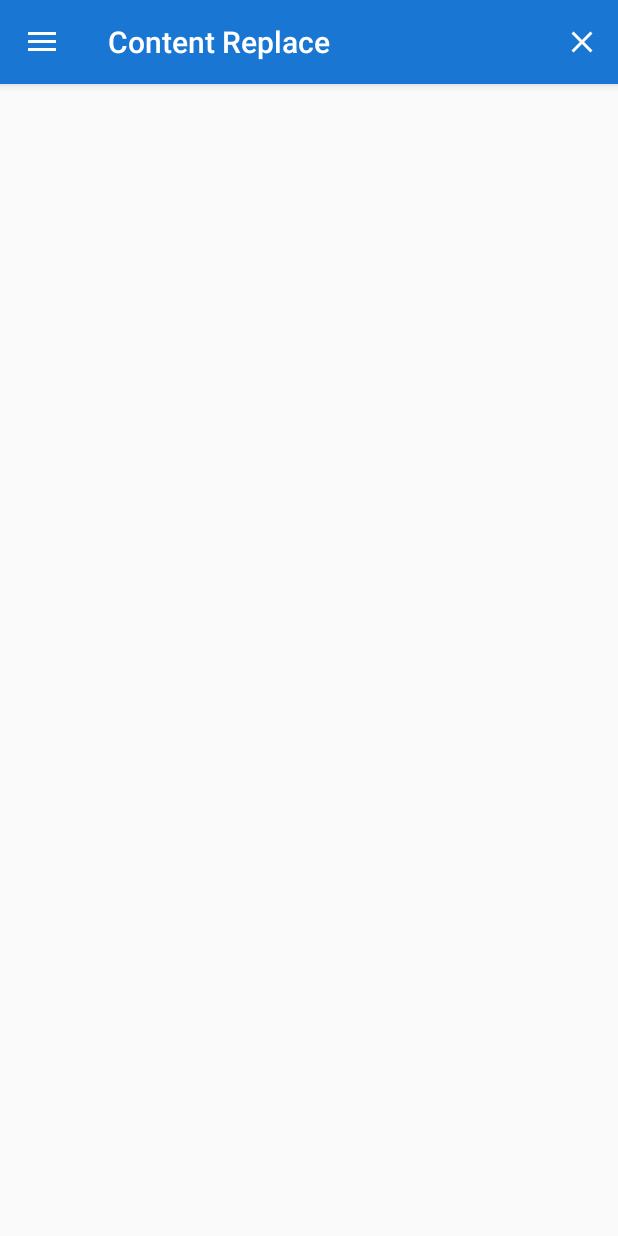
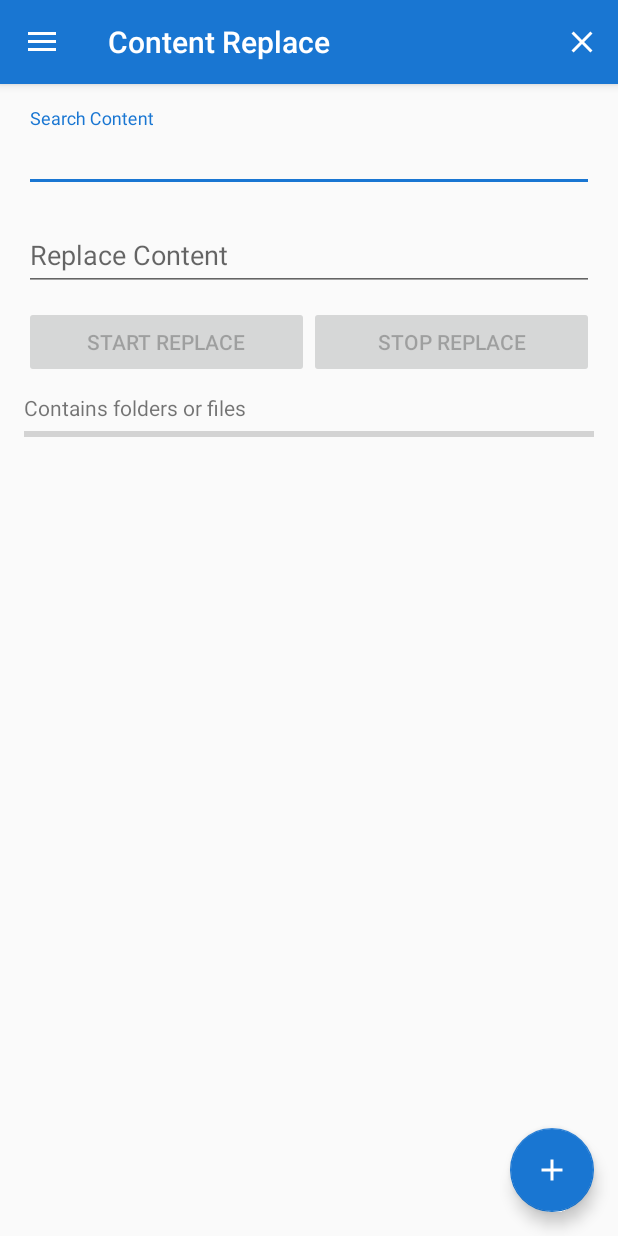
Before and after one commit to vaginessa/FileHelper, an Android app: the screen it shows after launch (MainActivity), in the side drawer, after a tap on "Content Replace", on a phone screen of 412 x 824 dp. Run offline under Robolectric (Android 15) with nearby library versions, the phone set to English and light mode, and no system bars; libraries missing offline, so code that uses them is left out: com.mukesh; 3 statements that could not run were skipped.

Commit message:
[Building] - finish content replace

```diff
--- a/app/src/main/java/crixec/filehelper/BaseFragment.java
+++ b/app/src/main/java/crixec/filehelper/BaseFragment.java
@@ -15,11 +15,12 @@ import crixec.filehelper.listener.OnBackPress;
  * Created by crixec on 17-2-11.
  */
 
-public class BaseFragment extends Fragment implements OnBackPress {
+public class BaseFragment extends Fragment implements OnBackPress, View.OnClickListener {
     private AppCompatActivity activity;
     private View contentView;
     private int contentViewRes;
     private int titleRes;
+    private boolean showFab = false;
 
     public static BaseFragment newInstance(AppCompatActivity activity, int titleRes, int contentViewRes) {
         BaseFragment fragment = new BaseFragment();
@@ -82,4 +83,16 @@ public class BaseFragment extends Fragment implements OnBackPress {
         return false;
     }
 
+    public boolean isShowFab() {
+        return showFab;
+    }
+
+    public void setShowFab(boolean showFab) {
+        this.showFab = showFab;
+    }
+
+    @Override
+    public void onClick(View v) {
+
+    }
 }
--- a/app/src/main/java/crixec/filehelper/MainActivity.java
+++ b/app/src/main/java/crixec/filehelper/MainActivity.java
@@ -28,7 +28,7 @@ import java.util.ArrayList;
 import java.util.List;
 
 import crixec.filehelper.function.FileCompareFragment;
-import crixec.filehelper.function.FileContentReplaceFragment;
+import crixec.filehelper.function.replace.ContentReplaceFragment;
 import crixec.filehelper.function.FileMergeFragment;
 import crixec.filehelper.function.FileRenameFragment;
 import crixec.filehelper.function.FileSplitFragment;
@@ -75,7 +75,7 @@ public class MainActivity extends AppCompatActivity
         // add fragments
         fragments.add(BrowserFragment.newInstance(this, R.string.nav_file_browser, R.layout.fragment_browser));
         fragments.add(SearchFragment.newInstance(this, R.string.nav_file_search, R.layout.fragment_search));
-        fragments.add(FileContentReplaceFragment.newInstance(this, R.string.nav_file_content_replace, R.layout.fragment_content_replace));
+        fragments.add(ContentReplaceFragment.newInstance(this, R.string.nav_file_content_replace, R.layout.fragment_content_replace));
         fragments.add(FileSuffixReplaceFragment.newInstance(this, R.string.nav_file_suffix_replace, R.layout.fragment_suffix_replace));
         fragments.add(FileCompareFragment.newInstance(this, R.string.nav_file_compare, R.layout.fragment_file_compare));
         fragments.add(FileMergeFragment.newInstance(this, R.string.nav_file_merge, R.layout.fragment_file_merge));
@@ -87,7 +87,6 @@ public class MainActivity extends AppCompatActivity
             getSupportFragmentManager().beginTransaction().add(R.id.contentLayout, fragment).hide(fragment).commit();
         }
         switchFragment(0);
-        fab.setOnClickListener((BrowserFragment) fragments.get(0));
         if (Build.VERSION.SDK_INT >= Build.VERSION_CODES.M) {
             if (checkSelfPermission(Manifest.permission.WRITE_EXTERNAL_STORAGE)
                     != PackageManager.PERMISSION_GRANTED) {
@@ -135,11 +134,15 @@ public class MainActivity extends AppCompatActivity
         }
         if (CURRENT_INDEX != 0) {
             dismissSubTitle();
-            getFAB().setVisibility(View.GONE);
         } else {
             showSubTitle();
+        }
+        if(fragments.get(index).isShowFab()){
             getFAB().setVisibility(View.VISIBLE);
+        }else {
+            getFAB().setVisibility(View.GONE);
         }
+        fab.setOnClickListener(fragments.get(index));
         setTitle(fragments.get(index).getTitle());
         navigationView.getMenu().getItem(index).setChecked(true);
         invalidateOptionsMenu();
--- a/app/src/main/java/crixec/filehelper/function/FileContentReplaceFragment.java
+++ /dev/null
@@ -1,20 +0,0 @@
-package crixec.filehelper.function;
-
-import android.support.v7.app.AppCompatActivity;
-
-import crixec.filehelper.BaseFragment;
-
-/**
- * Created by crixec on 17-2-12.
- */
-
-public class FileContentReplaceFragment extends BaseFragment {
-    public static FileContentReplaceFragment newInstance(AppCompatActivity activity, int titleRes, int contentViewRes) {
-        FileContentReplaceFragment fragment = new FileContentReplaceFragment();
-        fragment.setActivity(activity);
-        fragment.setContentViewRes(contentViewRes);
-        fragment.setTitleRes(titleRes);
-        return fragment;
-    }
-
-}
--- a/app/src/main/java/crixec/filehelper/function/browser/BrowserFragment.java
+++ b/app/src/main/java/crixec/filehelper/function/browser/BrowserFragment.java
@@ -42,6 +42,7 @@ public class BrowserFragment extends BaseFragment implements OnFileItemClickList
         fragment.setActivity(activity);
         fragment.setContentViewRes(contentViewRes);
         fragment.setTitleRes(titleRes);
+        fragment.setShowFab(true);
         return fragment;
     }
 
--- a/app/src/main/java/crixec/filehelper/function/search/SearchFragment.java
+++ b/app/src/main/java/crixec/filehelper/function/search/SearchFragment.java
@@ -8,7 +8,6 @@ import android.support.v7.widget.AppCompatButton;
 import android.support.v7.widget.AppCompatCheckBox;
 import android.text.Editable;
 import android.text.TextWatcher;
-import android.util.Log;
 import android.view.View;
 import android.widget.AdapterView;
 import android.widget.ArrayAdapter;
@@ -90,7 +89,7 @@ public class SearchFragment extends BaseFragment implements TextWatcher, View.On
         }
         if (Utils.isTextEmpty(fileName)) {
             fileNameLayout.setErrorEnabled(true);
-            fileNameLayout.setError(getString(R.string.file_name_cannot_be_empty));
+            fileNameLayout.setError(getString(R.string.search_content_cannot_be_empty));
         } else {
             fileNameLayout.setErrorEnabled(false);
             fileNameLayout.setError(null);
--- a/app/src/main/res/layout/fragment_content_replace.xml
+++ b/app/src/main/res/layout/fragment_content_replace.xml
@@ -1,6 +1,79 @@
 <?xml version="1.0" encoding="utf-8"?>
 <LinearLayout xmlns:android="http://schemas.android.com/apk/res/android"
-    android:orientation="vertical" android:layout_width="match_parent"
-    android:layout_height="match_parent">
+    android:layout_width="match_parent"
+    android:layout_height="match_parent"
+    android:orientation="vertical"
+    android:padding="@dimen/activity_horizontal_margin">
 
+    <android.support.design.widget.TextInputLayout
+        android:id="@+id/searchContent"
+        android:layout_width="match_parent"
+        android:layout_height="wrap_content"
+        android:layout_gravity="center_vertical|start"
+        android:hint="@string/input_search_content">
+
+        <android.support.design.widget.TextInputEditText
+            android:layout_width="match_parent"
+            android:layout_height="match_parent"
+            android:gravity="center_vertical" />
+    </android.support.design.widget.TextInputLayout>
+
+    <android.support.design.widget.TextInputLayout
+        android:id="@+id/replaceContent"
+        android:layout_width="match_parent"
+        android:layout_height="wrap_content"
+        android:layout_gravity="center_vertical|start"
+        android:layout_marginTop="10dp"
+        android:hint="@string/replace_content">
+
+        <android.support.design.widget.TextInputEditText
+            android:layout_width="match_parent"
+            android:layout_height="match_parent"
+            android:gravity="center_vertical" />
+    </android.support.design.widget.TextInputLayout>
+
+    <LinearLayout
+        android:layout_width="match_parent"
+        android:layout_height="wrap_content"
+        android:layout_marginTop="10dp"
+        android:orientation="horizontal">
+
+        <android.support.v7.widget.AppCompatButton
+            android:id="@+id/startReplaceButton"
+            android:layout_width="0dp"
+            android:layout_height="wrap_content"
+            android:layout_weight="1.0"
+            android:enabled="false"
+            android:text="@string/start_replace" />
+
+        <android.support.v7.widget.AppCompatButton
+            android:id="@+id/stopReplaceButton"
+            android:layout_width="0dp"
+            android:layout_height="wrap_content"
+            android:layout_weight="1.0"
+            android:enabled="false"
+            android:text="@string/stop_replace" />
+    </LinearLayout>
+    <LinearLayout
+        android:layout_width="match_parent"
+        android:layout_height="wrap_content"
+        android:orientation="horizontal">
+
+        <android.support.v7.widget.AppCompatTextView
+            android:layout_width="match_parent"
+            android:layout_height="wrap_content"
+            android:layout_marginTop="10dp"
+            android:text="@string/contain_files" />
+    </LinearLayout>
+    <android.support.v4.widget.ContentLoadingProgressBar
+        android:id="@+id/progressBar"
+        style="@style/Widget.AppCompat.ProgressBar.Horizontal"
+        android:layout_width="match_parent"
+        android:layout_height="wrap_content"
+        android:max="100" />
+
+    <ListView
+        android:id="@+id/targetFileList"
+        android:layout_width="match_parent"
+        android:layout_height="match_parent" />
 </LinearLayout>
--- a/app/src/main/res/values/strings.xml
+++ b/app/src/main/res/values/strings.xml
@@ -22,7 +22,7 @@
     <string name="input_start_path">Start Path</string>
     <string name="input_search_content">Search Content</string>
     <string name="search_result">Search Result</string>
-    <string name="file_name_cannot_be_empty">File name cannot be empty</string>
+    <string name="search_content_cannot_be_empty">File name cannot be empty</string>
     <string name="path_cannot_be_empty">Path cannot be empty</string>
     <string name="create">Create</string>
     <string name="file">File</string>
@@ -58,4 +58,12 @@
     <string name="go">GO</string>
     <string name="not_exist">Not Exist:</string>
     <string name="wildcard_match">Wildcard Match</string>
+    <string name="contain_files">Contains folders or files</string>
+    <string name="replace_content">Replace Content</string>
+    <string name="start_replace">Start Replace</string>
+    <string name="stop_replace">Stop Replace</string>
+    <string name="add_new_paths_or_files">Add new paths or files</string>
+    <string name="add">Add</string>
+    <string name="content_cannot_be_empty">Content cannot be empty</string>
+    <string name="add_failed">Add failed</string>
 </resources>
```
Also changed, not shown: app/src/main/java/crixec/filehelper/Logger.java (added, +22 -0 lines), app/src/main/java/crixec/filehelper/Utils.java (+25 -0 lines), app/src/main/java/crixec/filehelper/function/replace/ContentReplaceFragment.java (added, +216 -0 lines), app/src/main/java/crixec/filehelper/function/replace/ReplaceBean.java (added, +34 -0 lines), app/src/main/res/layout/fragment_replace.xml (deleted, +0 -7 lines), 1 other file.
